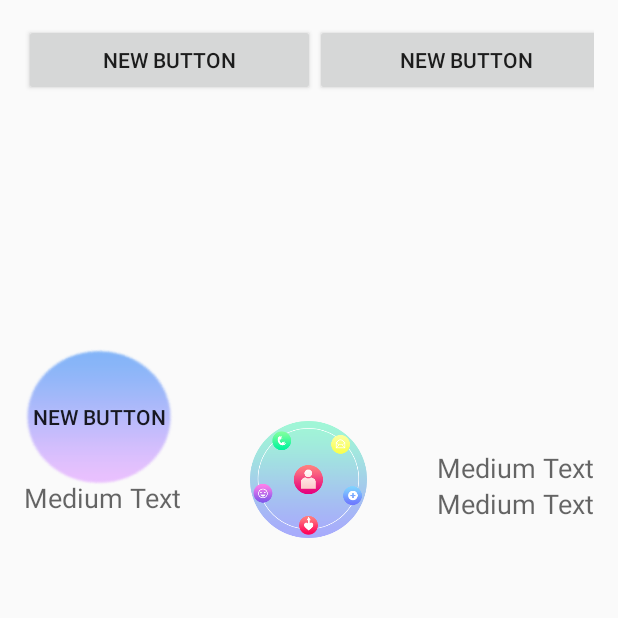
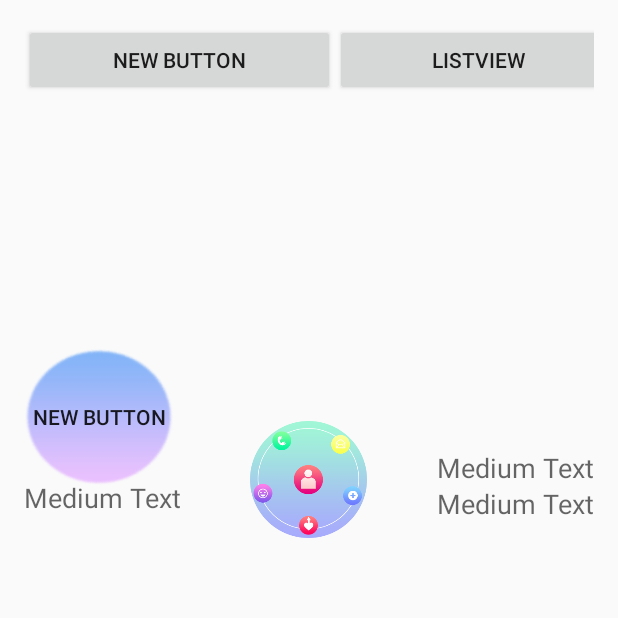
Before and after one commit to Kodmarden/MainResp, an Android app: the screen it shows after launch (MainActivity), on a phone screen of 412 x 824 dp, the top half of it. Run offline under Robolectric (Android 15) with nearby library versions, the phone set to English and light mode, and no system bars.

Commit message:
Button named

```diff
--- a/app/src/main/res/layout/activity_main.xml
+++ b/app/src/main/res/layout/activity_main.xml
@@ -32,7 +32,7 @@
             <Button
                 android:layout_width="wrap_content"
                 android:layout_height="wrap_content"
-                android:text="New Button"
+                android:text="ListView"
                 android:id="@+id/button2"
                 android:layout_weight="0.57" />
 
```
